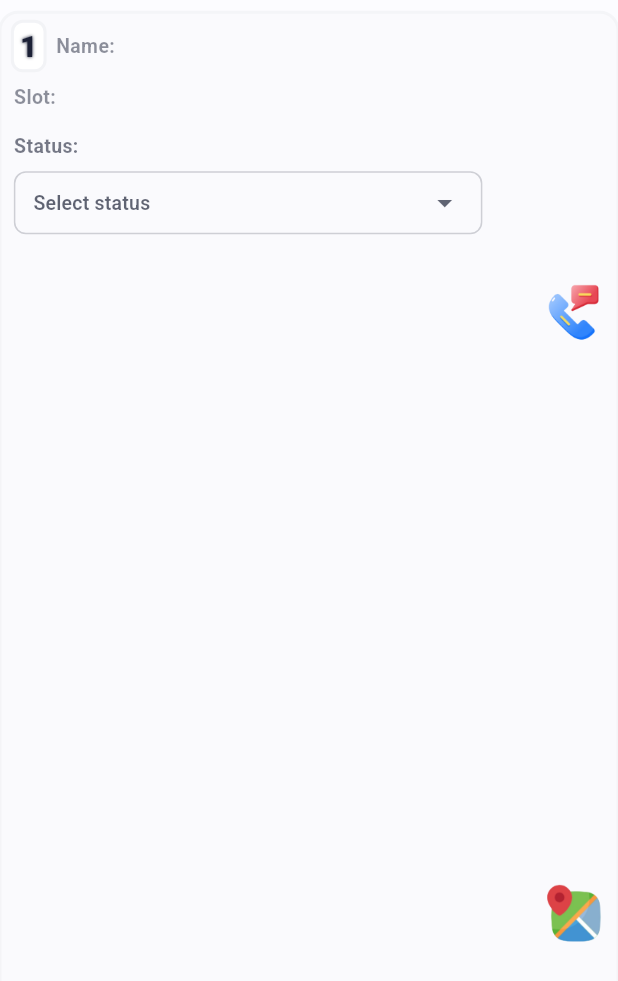
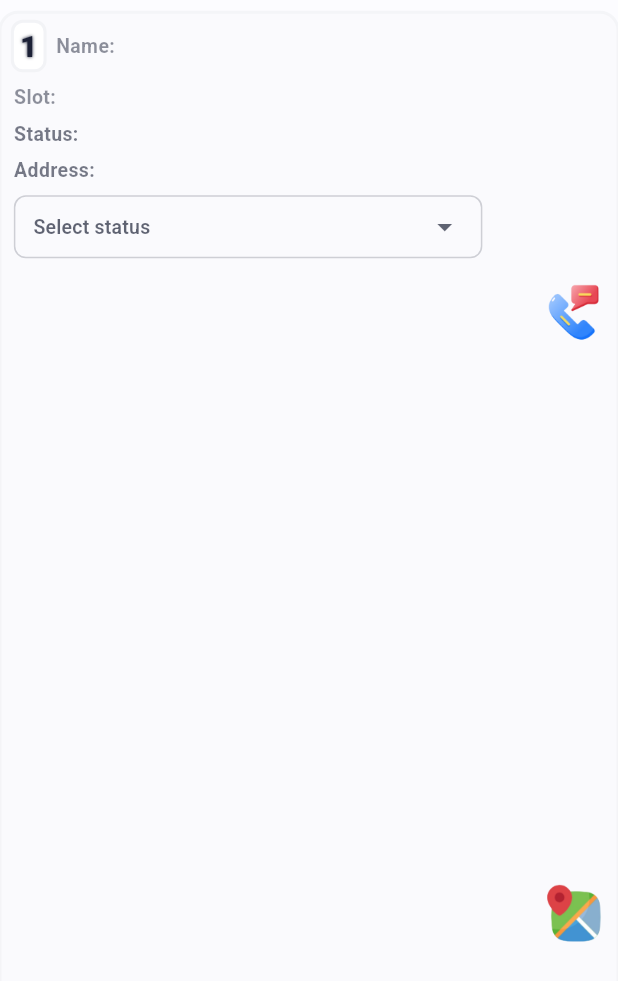
Before and after one commit to scrapuncle-tech/picker_app, a Flutter app: the PickupTile widget shown alone on an empty page, opened directly with empty values, on a phone screen of 412 x 824 dp. Shown: the top 981 px of the screen. Run offline on Flutter 3.47's test engine with Material 3 defaults, Android fonts, the phone set to English and light mode, and no system bars; our stand-ins replace animated_splash_screen, cloud_firestore, connectivity_plus, dropdown_search, firebase_auth, firebase_core and 13 more; missing offline and left inert: background_fetch, clipboard, esc_pos_utils_plus, flutter_shaders, mobile_scanner, print_bluetooth_thermal and 1 more; accounts and stored records are empty; generated files the repository leaves out were written again.

Commit message:
added the address field in the pickup tile

```diff
--- a/lib/components/home/pickup_tile.component.dart
+++ b/lib/components/home/pickup_tile.component.dart
@@ -12,7 +12,6 @@ import '../common/map_button.component.dart';
 import '../common/text.component.dart';
 import '../common/phone_call_button.component.dart';
 import '../update_pickup/sub_status_dropdown.component.dart';
-// import '../common/watsapp_button.component.dart';
 
 class PickupTile extends ConsumerWidget {
   const PickupTile({
@@ -143,26 +142,6 @@ class PickupTile extends ConsumerWidget {
                           ],
                         ),
                         SizedBox(height: aspectRatio * 16),
-                        // Row(
-                        //   crossAxisAlignment: CrossAxisAlignment.end,
-                        //   children: [
-                        //     CustomText(
-                        //       text: "Expected Weight: ",
-                        //       size: sizeData.small,
-                        //       color: colorData.fontColor(.5),
-                        //       weight: FontWeight.bold,
-                        //     ),
-                        //     SizedBox(width: width * .01),
-                        //     Expanded(
-                        //       child: CustomText(
-                        //         text: pickup.expectedWeight,
-                        //         size: sizeData.medium,
-                        //         weight: FontWeight.bold,
-                        //       ),
-                        //     ),
-                        //   ],
-                        // ),
-                        SizedBox(height: aspectRatio * 16),
                         Row(
                           crossAxisAlignment: CrossAxisAlignment.center,
                           children: [
@@ -191,6 +170,30 @@ class PickupTile extends ConsumerWidget {
                           ],
                         ),
                         SizedBox(height: aspectRatio * 16),
+                        GestureDetector(
+                          onTap: () => copyToClipboard(pickup.address),
+                          child: Row(
+                            crossAxisAlignment: CrossAxisAlignment.start,
+                            children: [
+                              CustomText(
+                                text: "Address:",
+                                size: sizeData.small,
+                                color: colorData.fontColor(.6),
+                                weight: FontWeight.w700,
+                              ),
+                              SizedBox(width: width * .01),
+                              Expanded(
+                                child: CustomText(
+                                  text: pickup.address,
+                                  color: colorData.fontColor(.7),
+                                  weight: FontWeight.w800,
+                                  maxLine: 3,
+                                ),
+                              ),
+                            ],
+                          ),
+                        ),
+                        SizedBox(height: aspectRatio * 16),
                         Row(
                           children: [
                             Expanded(
@@ -203,26 +206,6 @@ class PickupTile extends ConsumerWidget {
                             SizedBox(width: width * .1),
                           ],
                         ),
-                        // Row(
-                        //   crossAxisAlignment: CrossAxisAlignment.center,
-                        //   children: [
-                        //     CustomText(
-                        //       text: "Address: ",
-                        //       size: sizeData.small,
-                        //       color: colorData.fontColor(.6),
-                        //       weight: FontWeight.bold,
-                        //     ),
-                        //     SizedBox(width: width * .01),
-                        //     Expanded(
-                        //       child: CustomText(
-                        //         text:
-                        //             "${pickup.address}, ${pickup.area}, Pincode: ${pickup.pincode}",
-                        //         maxLine: 3,
-                        //         height: 1.5,
-                        //       ),
-                        //     )
-                        //   ],
-                        // ),
                       ],
                     ),
                   ),
--- a/lib/services/helper/basic.service.dart
+++ b/lib/services/helper/basic.service.dart
@@ -1,4 +1,8 @@
+
+import 'package:clipboard/clipboard.dart';
 import 'package:flutter/material.dart';
+
+import '../../components/common/custom_snackbar.component.dart';
 
 Color getStatusColor(String status) {
   switch (status.toLowerCase()) {
@@ -38,3 +42,11 @@ String formatTimeAgo(DateTime time) {
     return '$days day${days > 1 ? 's' : ''} ago';
   }
 }
+
+void copyToClipboard(String text) async {
+  CustomSnackBar.log(
+    status: SnackBarType.success,
+    message: "Copied to clipboard",
+  );
+  await FlutterClipboard.copy(text);
+}
--- a/lib/views/update_pickup.page.dart
+++ b/lib/views/update_pickup.page.dart
@@ -1,22 +1,19 @@
-import 'package:clipboard/clipboard.dart';
 import 'package:flutter/material.dart';
 import 'package:flutter_riverpod/flutter_riverpod.dart';
 
 import '../components/common/custom_back_button.component.dart';
 import '../components/common/custom_inkwell.component.dart';
-import '../components/common/custom_snackbar.component.dart';
 import '../components/common/gradient_button.component.dart';
 import '../components/common/map_button.component.dart';
 import '../components/common/text.component.dart';
 import '../components/common/phone_call_button.component.dart';
-// import '../components/common/watsapp_button.component.dart';
 import '../components/update_pickup/item_display_card.componenet.dart';
-// import '../components/update_pickup/location_map_button.component.dart';
 import '../components/update_pickup/pickupinfo_tile.component.dart';
 import '../components/update_pickup/sub_status_dropdown.component.dart';
 import '../models/item.entity.dart';
 import '../models/pickup.entity.dart';
 import '../providers/current_pickup.provider.dart';
+import '../services/helper/basic.service.dart';
 import '../services/helper/receipt.service.dart';
 import '../utilities/theme/color_data.dart';
 import '../utilities/theme/size_data.dart';
@@ -195,14 +192,6 @@ class UpdatePickupPage extends ConsumerWidget {
     );
   }
 
-  void copyToClipboard(String text) async {
-    CustomSnackBar.log(
-      status: SnackBarType.success,
-      message: "Copied to clipboard",
-    );
-    await FlutterClipboard.copy(text);
-  }
-
   @override
   Widget build(BuildContext context, WidgetRef ref) {
     CustomColorData colorData = CustomColorData.from(ref);
@@ -362,35 +351,6 @@ class UpdatePickupPage extends ConsumerWidget {
                             text:
                                 "${currentPickupState.area}, pin: ${currentPickupState.pincode}",
                           ),
-                          // PickupInfoTile(
-                          //   hintText: "Description: ",
-                          //   text: currentPickupState.description,
-                          // ),
-                          // Row(
-                          //   children: [
-                          //     CustomText(
-                          //       text: "Location :",
-                          //       color: colorData.fontColor(.6),
-                          //       weight: FontWeight.w700,
-                          //     ),
-                          //     LocationMapButton(
-                          //       latitude:
-                          //           double.tryParse(
-                          //             currentPickupState.coordinates.isNotEmpty
-                          //                 ? currentPickupState.coordinates[0]
-                          //                 : '0',
-                          //           ) ??
-                          //           0.0,
-                          //       longitude:
-                          //           double.tryParse(
-                          //             currentPickupState.coordinates.length > 1
-                          //                 ? currentPickupState.coordinates[1]
-                          //                 : '0',
-                          //           ) ??
-                          //           0.0,
-                          //     ),
-                          //   ],
-                          // ),
                         ],
                       ),
 
```
